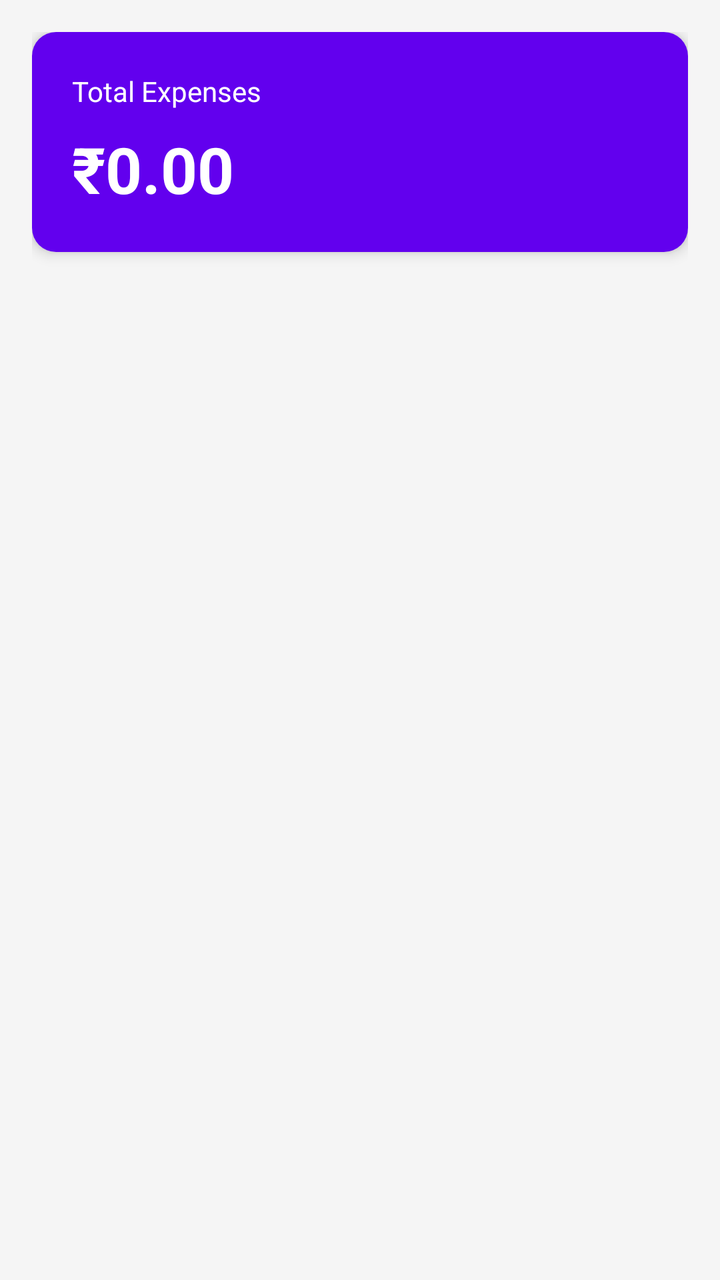
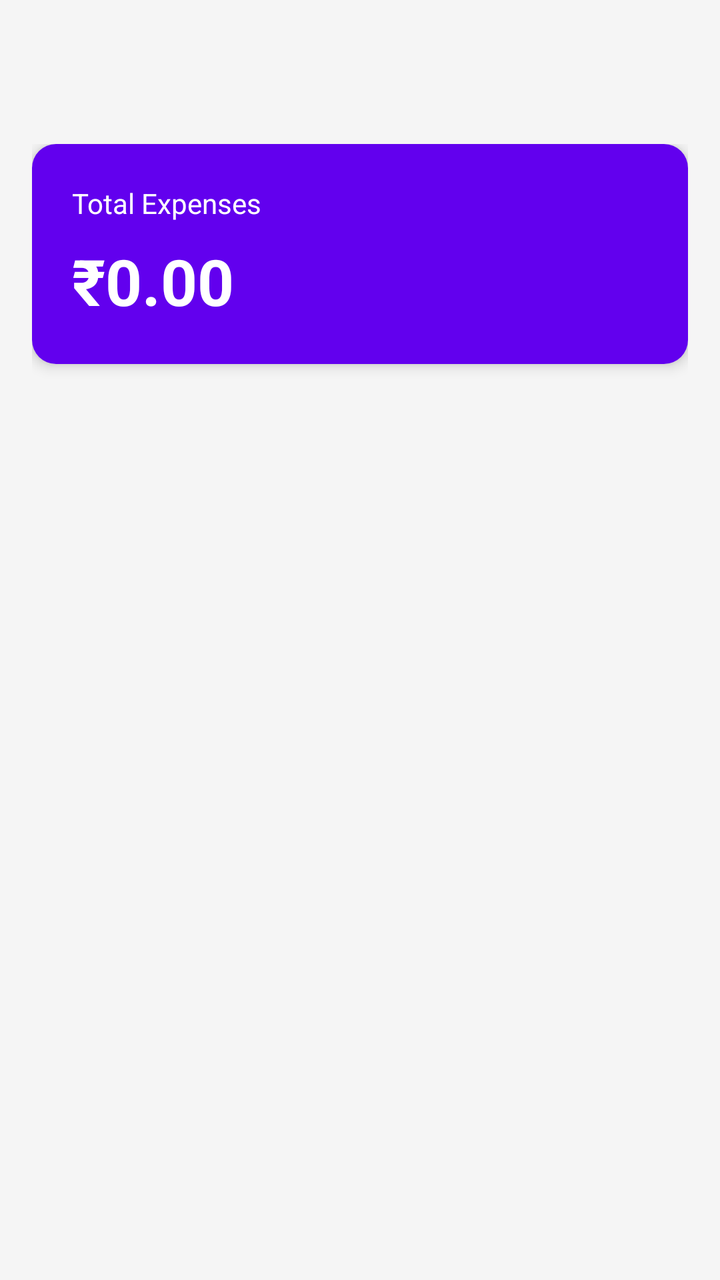

An Android layout rendered at two revisions. The XML below is the earlier revision; the diff shows what the commit changed to produce the second picture.
<!-- AndroidManifest.xml: application theme Theme.ExpenseTracker -->
<!-- res/layout/fragment_home.xml -->
<?xml version="1.0" encoding="utf-8"?>
<LinearLayout xmlns:android="http://schemas.android.com/apk/res/android"
    android:layout_width="match_parent"
    android:layout_height="match_parent"
    android:orientation="vertical"
    android:background="@color/background"
    android:padding="16dp">

    <androidx.cardview.widget.CardView
        android:layout_width="match_parent"
        android:layout_height="wrap_content"
        android:layout_marginBottom="16dp"
        app:cardCornerRadius="12dp"
        app:cardElevation="4dp"
        xmlns:app="http://schemas.android.com/apk/res-auto">

        <LinearLayout
            android:layout_width="match_parent"
            android:layout_height="wrap_content"
            android:orientation="vertical"
            android:padding="20dp"
            android:background="@color/primary">

            <TextView
                android:layout_width="wrap_content"
                android:layout_height="wrap_content"
                android:text="@string/total_expenses"
                android:textColor="@color/white"
                android:textSize="14sp"/>

            <TextView
                android:id="@+id/tv_total_amount"
                android:layout_width="wrap_content"
                android:layout_height="wrap_content"
                android:text="₹0.00"
                android:textColor="@color/white"
                android:textSize="32sp"
                android:textStyle="bold"
                android:layout_marginTop="8dp"/>

        </LinearLayout>

    </androidx.cardview.widget.CardView>

    <TextView
        android:id="@+id/tv_no_expenses"
        android:layout_width="match_parent"
        android:layout_height="wrap_content"
        android:text="@string/no_expenses"
        android:textColor="@color/gray"
        android:textSize="16sp"
        android:gravity="center"
        android:layout_marginTop="32dp"
        android:visibility="gone"/>

    <androidx.recyclerview.widget.RecyclerView
        android:id="@+id/recycler_view"
        android:layout_width="match_parent"
        android:layout_height="match_parent"/>

</LinearLayout>
<!-- resources referenced by this layout -->
<resources>
  <color name="background">#F5F5F5</color>
  <color name="gray">#757575</color>
  <color name="primary">#6200EE</color>
  <color name="white">#FFFFFF</color>
  <string name="no_expenses">No expenses yet</string>
  <string name="total_expenses">Total Expenses</string>
  <style name="Theme.ExpenseTracker" parent="Base.Theme.ExpenseTracker" />
  <style name="Base.Theme.ExpenseTracker" parent="Theme.Material3.DayNight.NoActionBar">
          
          
      </style>
</resources>

<!-- the commit's change to res/layout/fragment_home.xml (unified diff, before → after) -->
@@ -4,7 +4,10 @@
     android:layout_height="match_parent"
     android:orientation="vertical"
     android:background="@color/background"
-    android:padding="16dp">
+    android:paddingTop="72dp"
+    android:paddingLeft="16dp"
+    android:paddingRight="16dp"
+    android:paddingBottom="16dp">
 
     <androidx.cardview.widget.CardView
         android:layout_width="match_parent"
<!-- resource entries referenced after the edit -->
@@ -8,8 +8,9 @@
   <string name="total_expenses">Total Expenses</string>
   <style name="Theme.ExpenseTracker" parent="Base.Theme.ExpenseTracker" />
   <style name="Base.Theme.ExpenseTracker" parent="Theme.Material3.DayNight.NoActionBar">
-          
-          
+          <item name="android:statusBarColor">#000000</item>
+          <item name="android:windowLightStatusBar">false</item>
+          <item name="android:enforceStatusBarContrast">false</item>
       </style>
 </resources>
 
